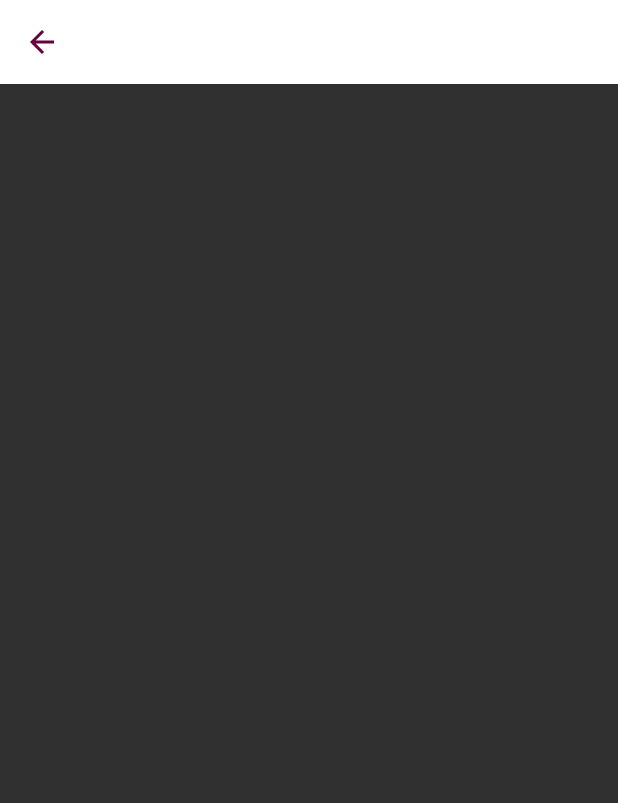
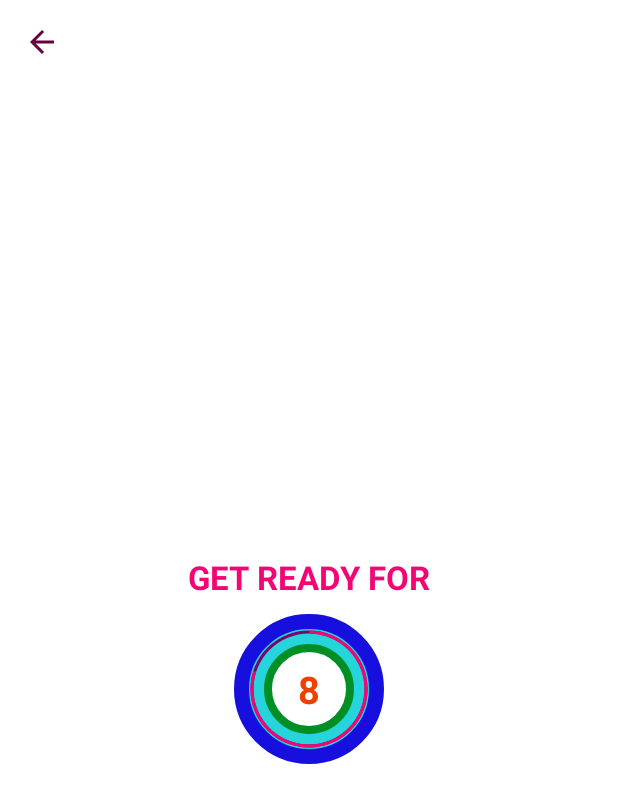
Before and after one commit to Roshan13046/Home_Workout_Kotlin_Android_App, an Android app: the ExerciseActivity screen opened directly, with no data from a screen before it, on a phone screen of 412 x 824 dp. Shown: the top 803 px of the screen. Run offline under Robolectric (Android 15) with nearby library versions, the light colour scheme and no system bars.

Commit message:
Layer Drawable Button Timer added in Exercise screen.

```diff
--- a/app/src/main/java/com/example/daily_workout_app/ExerciseActivity.kt
+++ b/app/src/main/java/com/example/daily_workout_app/ExerciseActivity.kt
@@ -2,9 +2,13 @@
 
 import androidx.appcompat.app.AppCompatActivity
 import android.os.Bundle
+import android.os.CountDownTimer
+import android.widget.Toast
 import kotlinx.android.synthetic.main.activity_exercise.*
 
 class ExerciseActivity : AppCompatActivity() {
+    private var restTimer: CountDownTimer?=null
+    private var restProgress = 0// progress from 0 to 10
 
     override fun onCreate(savedInstanceState: Bundle?) {
         super.onCreate(savedInstanceState)
@@ -15,6 +19,47 @@
         if(actionbar != null){
             actionbar.setDisplayHomeAsUpEnabled(true)
         }
-        toolbar_exercise_activity.setNavigationOnClickListener { onBackPressed() }
+        toolbar_exercise_activity.setNavigationOnClickListener {
+            onBackPressed()
+        }
+
+        setupRestView()
     }
+
+    override fun onDestroy(){
+        if(restTimer != null){
+            restTimer!!.cancel()
+            restProgress = 0
+        }
+
+        super.onDestroy()
+    }
+
+    private fun setRestProgressBar(){
+        progressBar.progress = restProgress
+        restTimer = object: CountDownTimer(10000, 1000){
+            override fun onTick(millisUntilFinished: Long) {
+                restProgress++
+                progressBar.progress = 10 - restProgress
+                tvTimer.text = (10 - restProgress).toString()
+            }
+
+            override fun onFinish() {
+                Toast.makeText(this@ExerciseActivity,
+                    "Now, We will Start Exercise.",
+                    Toast.LENGTH_SHORT
+                ).show()
+            }
+        }.start()
+    }
+
+    private fun setupRestView(){
+        if(restTimer != null){
+            restTimer!!.cancel()
+            restProgress = 0
+        }
+
+        setRestProgressBar()
+    }
+
 }
--- /dev/null
+++ b/app/src/main/res/drawable/circular_progress_bar.xml
@@ -0,0 +1,10 @@
+<?xml version="1.0" encoding="utf-8"?>
+<layer-list xmlns:android="http://schemas.android.com/apk/res/android">
+    <item>
+        <shape android:shape="ring" android:innerRadiusRatio="2.7"
+            android:thicknessRatio="50.0"
+            android:useLevel="true">
+            <solid android:color="@color/textColor"/>
+        </shape>
+    </item>
+</layer-list>
--- /dev/null
+++ b/app/src/main/res/drawable/circular_progress_bar3.xml
@@ -0,0 +1,11 @@
+<?xml version="1.0" encoding="utf-8"?>
+<layer-list xmlns:android="http://schemas.android.com/apk/res/android">
+    <item>
+        <shape android:shape="ring" android:innerRadiusRatio="2.7"
+            android:thicknessRatio="50.0"
+            android:useLevel="false">
+            <solid android:color="#7c0071"/>
+        </shape>
+    </item>
+
+</layer-list>
--- /dev/null
+++ b/app/src/main/res/drawable/item_circular_color_accent_background.xml
@@ -0,0 +1,5 @@
+<?xml version="1.0" encoding="utf-8"?>
+<shape xmlns:android="http://schemas.android.com/apk/res/android" android:shape="oval">
+    <stroke android:width="5dp" android:color="@color/colorAccent"/>
+    <solid android:color="@color/colorWhite"/>
+</shape>
--- a/app/src/main/res/layout/activity_exercise.xml
+++ b/app/src/main/res/layout/activity_exercise.xml
@@ -4,7 +4,9 @@
     android:layout_width="match_parent"
     android:layout_height="match_parent"
     tools:context=".ExerciseActivity"
-    android:orientation="vertical">
+    android:orientation="vertical"
+    android:background="@color/colorWhite"
+    >
 
     <androidx.appcompat.widget.Toolbar
         android:id="@+id/toolbar_exercise_activity"
@@ -13,5 +15,60 @@
         android:background="#FFFFFF"
         android:theme="@style/ToolbarTheme"
         />
+    <LinearLayout
+        android:id="@+id/llRestView"
+        android:layout_width="match_parent"
+        android:layout_height="match_parent"
+        android:layout_below="@+id/toolbar_exercise_activity"
+        android:gravity="center"
+        android:orientation="vertical"
+        android:visibility="visible"
+        >
+
+        <TextView
+            android:layout_width="wrap_content"
+            android:layout_height="wrap_content"
+            android:text="GET READY FOR"
+            android:textColor="@color/textColor"
+            android:textSize="22sp"
+            android:textStyle="bold"
+            />
+        <FrameLayout
+            android:layout_width="100dp"
+            android:layout_height="100dp"
+            android:layout_marginTop="10dp"
+            android:background="@drawable/item_circular_color_accent_border">
+
+            <ProgressBar
+                android:id="@+id/progressBar"
+                style="?android:attr/progressBarStyleHorizontal"
+                android:layout_width="100dp"
+                android:layout_height="100dp"
+                android:layout_gravity="center"
+                android:background="@drawable/circular_progress_bar3"
+                android:indeterminate="false"
+                android:max="10"
+                android:progress="100"
+                android:progressDrawable="@drawable/circular_progress_bar"
+                android:rotation="-90"/>
+
+            <LinearLayout
+                android:layout_width="60dp"
+                android:layout_height="60dp"
+                android:layout_gravity="center"
+                android:background="@drawable/item_circular_color_accent_background"
+                android:gravity="center"
+                >
+                <TextView
+                    android:id="@+id/tvTimer"
+                    android:layout_width="wrap_content"
+                    android:layout_height="wrap_content"
+                    android:textColor="#ee4000"
+                    android:textSize="25sp"
+                    android:textStyle="bold"
+                    android:text="10"/>
+            </LinearLayout>
+        </FrameLayout>
+    </LinearLayout>
 
 </RelativeLayout>
```
